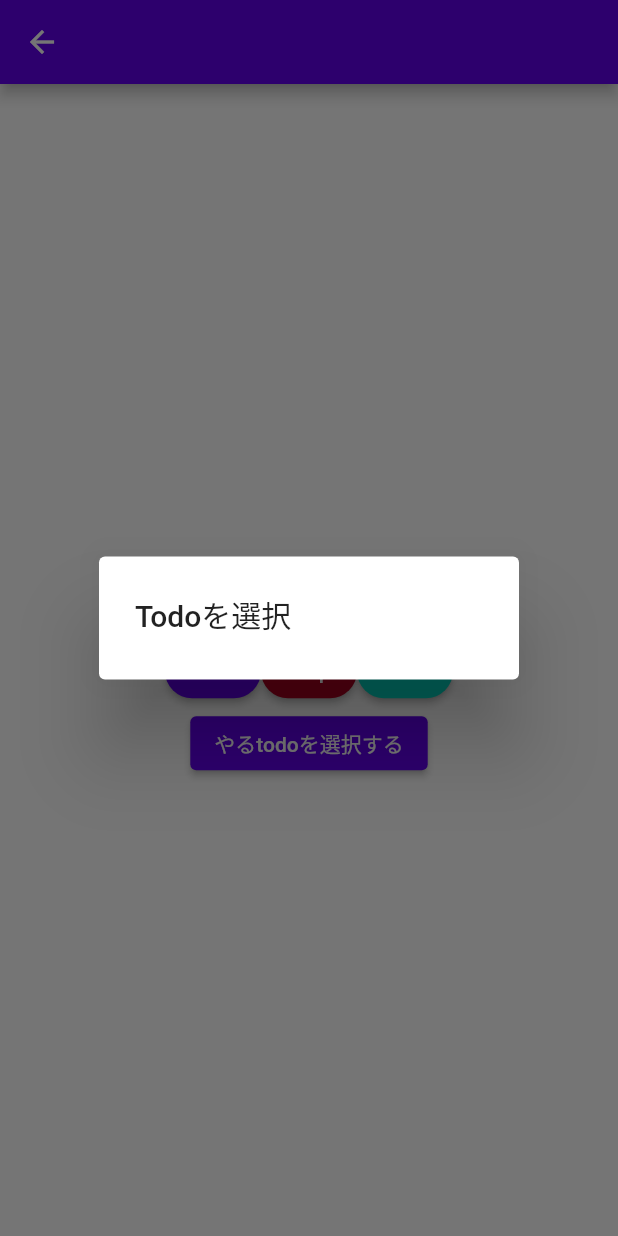
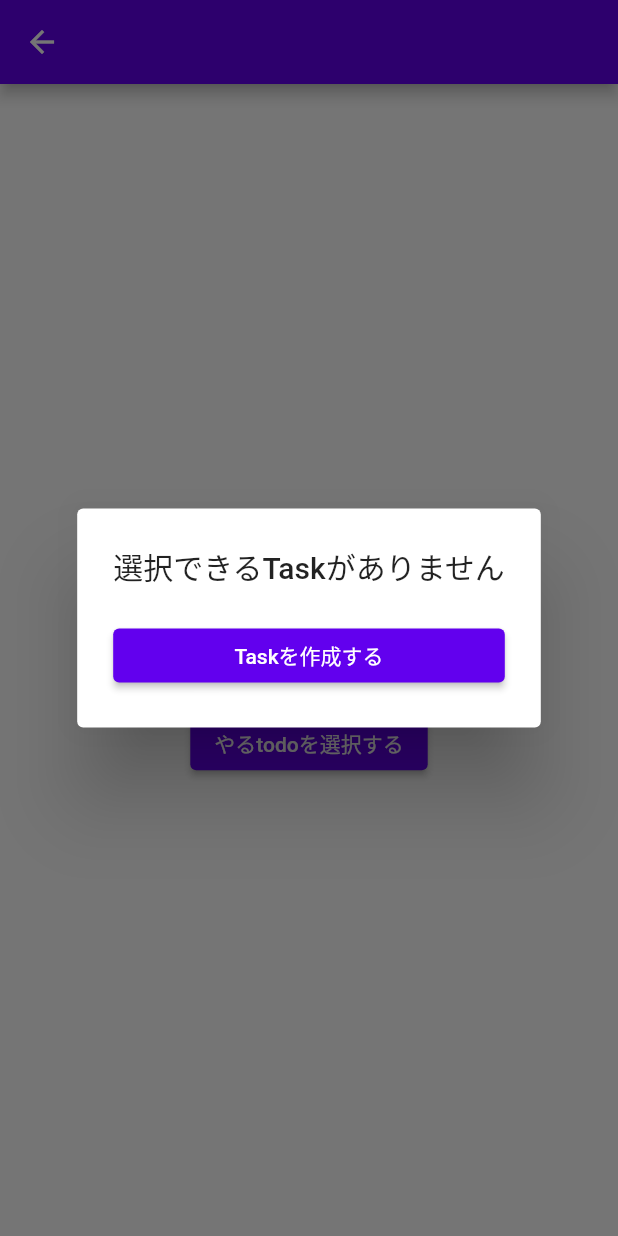
Before and after one commit to TowaYamashita/Imploop, a Flutter app: the TimerPage screen opened directly, after a tap on "やるtodoを選択する", on a phone screen of 412 x 824 dp. Run offline on Flutter 3.47's test engine with Material 2 defaults, Android fonts, the phone set to English and light mode, and no system bars; our stand-ins replace flutter_hooks, flutter_riverpod, flutter_slidable, freezed_annotation, hooks_riverpod, sqflite and 1 more; accounts and stored records are empty; Roboto replaces fonts that are missing (Helvetica).

Commit message:
選択できるTaskが1つもないときの表示を追加

```diff
--- a/lib/page/timer/timer_page.dart
+++ b/lib/page/timer/timer_page.dart
@@ -4,6 +4,7 @@ import 'package:imploop/domain/task.dart';
 import 'package:imploop/domain/todo.dart';
 import 'package:imploop/domain/todo_timer.dart';
 import 'package:imploop/page/common/count_up_timer.dart';
+import 'package:imploop/page/task_list/task/task_create_modal.dart';
 import 'package:imploop/page/todo_notice/todo_notice_page.dart';
 import 'package:imploop/service/task_service.dart';
 import 'package:imploop/service/todo_service.dart';
@@ -95,7 +96,7 @@ class TaskSelectorDialog extends HookWidget {
 
   @override
   Widget build(BuildContext context) {
-    final _future = useMemoized(() => TaskService.getAllTask());
+    final _future = useMemoized(() => TaskService.getAllTaskWithoutFinished());
     final _snapshot = useFuture(_future);
     if (_snapshot.connectionState != ConnectionState.done) {
       return const Center(
@@ -104,12 +105,23 @@ class TaskSelectorDialog extends HookWidget {
     }
 
     final List<Task> allTaskList = _snapshot.data!;
-    return SimpleDialog(
-      title: const Text('Todoを選択'),
-      children: [
-        for (final task in allTaskList) SimpleDialogTaskListTile(task: task),
-      ],
-    );
+    return allTaskList.isEmpty
+        ? AlertDialog(
+            title: Text('選択できるTaskがありません'),
+            content: ElevatedButton(
+              onPressed: () {
+                TaskCreateModal.show(context);
+              },
+              child: Text('Taskを作成する'),
+            ),
+          )
+        : SimpleDialog(
+            title: const Text('Todoを選択'),
+            children: [
+              for (final task in allTaskList)
+                SimpleDialogTaskListTile(task: task),
+            ],
+          );
   }
 }
 
@@ -123,8 +135,8 @@ class SimpleDialogTaskListTile extends HookWidget {
 
   @override
   Widget build(BuildContext context) {
-    final _future =
-        useMemoized(() => TaskService.getAllTodoInTask(task.taskId));
+    final _future = useMemoized(
+        () => TaskService.getAllTodoWithoutFinishedInTask(task.taskId));
     final _snapshot = useFuture(_future);
     if (_snapshot.connectionState != ConnectionState.done) {
       return const Center(
```
